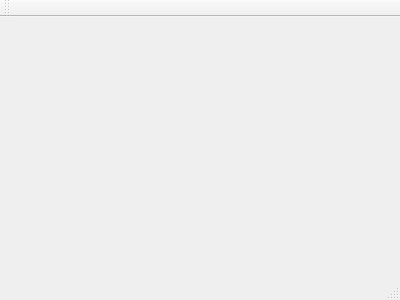
Old version of the form mainwindow.ui in the repository free6d1823/QYuvViewer.
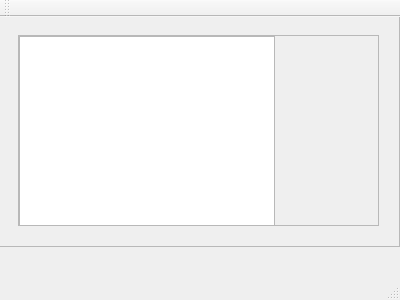
New version of the form.

Patch:
```diff
--- a/mainwindow.ui
+++ b/mainwindow.ui
@@ -12,13 +12,78 @@
   <property name="windowTitle" >
    <string>MainWindow</string>
   </property>
-  <widget class="QMenuBar" name="menuBar" />
-  <widget class="QToolBar" name="mainToolBar" />
-  <widget class="QWidget" name="centralWidget" />
-  <widget class="QStatusBar" name="statusBar" />
+  <widget class="QWidget" name="centralWidget">
+   <widget class="QFrame" name="frame">
+    <property name="geometry">
+     <rect>
+      <x>-1</x>
+      <y>-1</y>
+      <width>401</width>
+      <height>231</height>
+     </rect>
+    </property>
+    <property name="frameShape">
+     <enum>QFrame::StyledPanel</enum>
+    </property>
+    <property name="frameShadow">
+     <enum>QFrame::Raised</enum>
+    </property>
+    <widget class="QScrollArea" name="scrollArea">
+     <property name="geometry">
+      <rect>
+       <x>19</x>
+       <y>19</y>
+       <width>361</width>
+       <height>191</height>
+      </rect>
+     </property>
+     <property name="widgetResizable">
+      <bool>true</bool>
+     </property>
+     <widget class="QWidget" name="scrollAreaWidgetContents">
+      <property name="geometry">
+       <rect>
+        <x>0</x>
+        <y>0</y>
+        <width>359</width>
+        <height>189</height>
+       </rect>
+      </property>
+      <widget class="QGraphicsView" name="graphicsView">
+       <property name="geometry">
+        <rect>
+         <x>0</x>
+         <y>0</y>
+         <width>256</width>
+         <height>192</height>
+        </rect>
+       </property>
+      </widget>
+     </widget>
+    </widget>
+   </widget>
+  </widget>
+  <widget class="QMenuBar" name="menuBar">
+   <property name="geometry">
+    <rect>
+     <x>0</x>
+     <y>0</y>
+     <width>400</width>
+     <height>25</height>
+    </rect>
+   </property>
+  </widget>
+  <widget class="QToolBar" name="mainToolBar">
+   <attribute name="toolBarArea">
+    <enum>TopToolBarArea</enum>
+   </attribute>
+   <attribute name="toolBarBreak">
+    <bool>false</bool>
+   </attribute>
+  </widget>
+  <widget class="QStatusBar" name="statusBar"/>
  </widget>
- <layoutDefault spacing="6" margin="11" />
- <pixmapfunction></pixmapfunction>
+ <layoutdefault spacing="6" margin="11"/>
  <resources/>
  <connections/>
 </ui>
```
Left out of the diff: 7 changed lines with no effect on the pictures.
